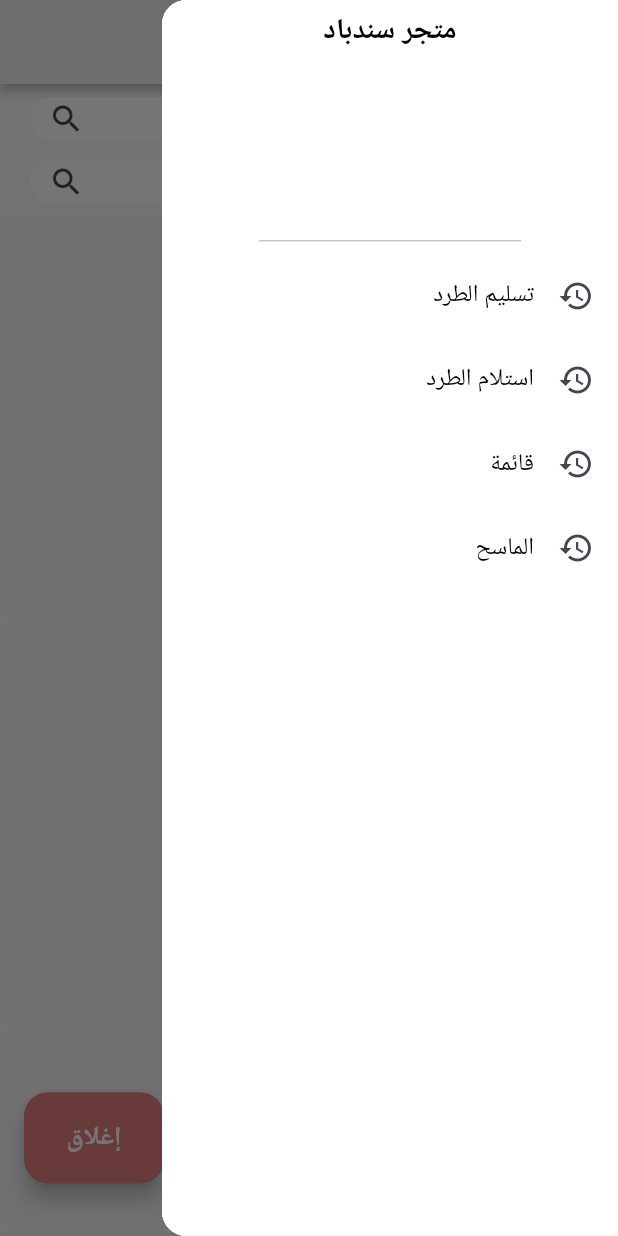
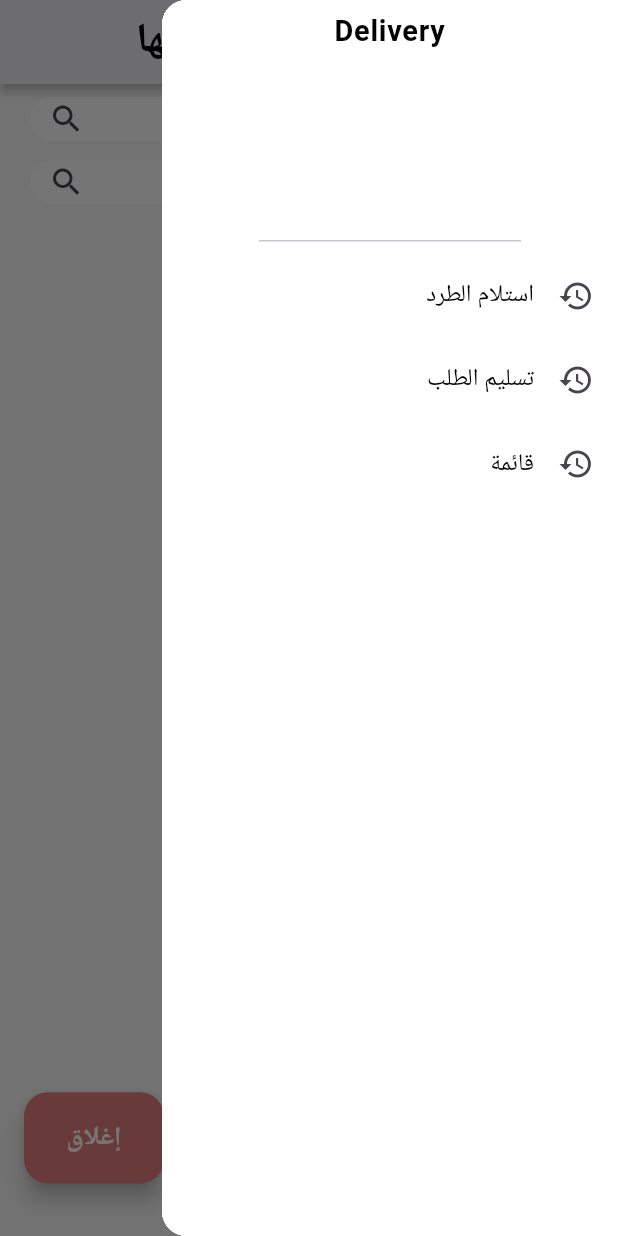
Before and after one commit to omerabdooo/test_order_life_cycle, a Flutter app: the Remainingparcels screen opened by its route, with the side drawer open, on a phone screen of 412 x 824 dp. Run offline on Flutter 3.47's test engine with Material 3 defaults, Android fonts, the phone set to English and light mode, and no system bars; our stand-ins replace bloc, dartz, dio, flutter_bloc, flutter_screenutil, flutter_secure_storage and 7 more; missing offline and left inert: dart:ffi, mobile_scanner; accounts and stored records are empty; Roboto replaces fonts that are missing (Almarai).

Commit message:
ready to new branch

```diff
--- a/lib/core/shared_widgets/salem_drawer/drawer_widget.dart
+++ b/lib/core/shared_widgets/salem_drawer/drawer_widget.dart
@@ -24,7 +24,7 @@ class KDrawerWidget extends StatelessWidget {
                       width: 150.w,
                       alignment: Alignment.center,
                       child: Text(
-                        'متجر سندباد',
+                        'Delivery',
                         style: TextStyle(
                             fontSize: 17.5.sp,
                             fontWeight: FontWeight.bold,
@@ -37,19 +37,19 @@ class KDrawerWidget extends StatelessWidget {
                   ],
                 )),
             KDrawerTileWidget(
-                title: 'تسليم الطرد',
-                leading: const Icon(Icons.history),
-                ontap: () {
-                      GoRouter.of(context).pushReplacement(
-                      AppRouter.storeRouters.kParcelDelivery);
-
-                },),
-            KDrawerTileWidget(
                 title: 'استلام الطرد',
                 leading: const Icon(Icons.history),
                 ontap: () {
                       GoRouter.of(context).pushReplacement(
                       AppRouter.storeRouters.kReceiveParcels);
+
+                },),
+            KDrawerTileWidget(
+                title: 'تسليم الطلب',
+                leading: const Icon(Icons.history),
+                ontap: () {
+                      GoRouter.of(context).pushReplacement(
+                      AppRouter.storeRouters.kParcelDelivery);
 
                 },),
             KDrawerTileWidget(
@@ -60,14 +60,6 @@ class KDrawerWidget extends StatelessWidget {
                       AppRouter.storeRouters.kRemainingParcels);
 
                 },),
-            KDrawerTileWidget(
-                title: 'الماسح',
-                leading: const Icon(Icons.history),
-                ontap: () {
-                      GoRouter.of(context).pushReplacement(
-                      AppRouter.storeRouters.kQRCodeScanner);
-
-                },),
           ],
         ),
       ),
--- /dev/null
+++ b/lib/core/sqldb.dart
@@ -0,0 +1,69 @@
+import 'package:flutter/material.dart';
+import 'package:sqflite/sqflite.dart';
+import 'package:path/path.dart';
+//import 'package:provider/provider.dart';
+
+class SqlDb extends ChangeNotifier{
+
+  static Database? _db;
+  Future<Database?> get db async{
+    if(_db == null){
+      _db = await intialDb();
+      return _db;
+    }
+    else{
+      return _db;
+    }
+  }
+
+  intialDb() async{
+    String databasepath = await getDatabasesPath();
+    String path = join(databasepath,'database.db');
+    Database mydb = await openDatabase(path, onCreate: _onCreate ,version: 1 ,onUpgrade: _onUpgrade);
+    return mydb;
+  }
+  _onCreate(Database db, int version)async{
+    Batch batch = db.batch();
+    batch.execute('''
+      CREATE TABLE "delivery" (
+        "id" INTEGER NOT NULL PRIMARY KEY AUTOINCREMENT,
+        "receiptCode" TEXT)
+''');
+    await batch.commit();
+    print('Create Database and Table ====================');
+  }
+
+  _onUpgrade(Database db, int oldversion, int newversion)async{
+
+  }
+
+  mydeleteDatabase()async{
+    String databasepath = await getDatabasesPath();
+    String path = join(databasepath,'database.db');
+    await deleteDatabase(path);
+  }
+
+  readData(String sql) async{
+    Database? mydb = await db;
+    List<Map> response = await mydb!.rawQuery(sql);
+    notifyListeners();
+    return response;
+  }
+  insertData(String sql) async{
+    Database? mydb = await db;
+    int response = await mydb!.rawInsert(sql);
+    return response;
+  }
+  updateData(String sql) async{
+    Database? mydb = await db;
+    int response = await mydb!.rawUpdate(sql);
+    return response;
+  }
+  deleteData(String sql) async{
+    Database? mydb = await db;
+    int response = await mydb!.rawDelete(sql);
+    return response;
+  }
+
+
+}
--- a/lib/core/utils/route.dart
+++ b/lib/core/utils/route.dart
@@ -1,5 +1,6 @@
 import 'package:go_router/go_router.dart';
 import 'package:test_order_life_cycle/features/auth_feature/ui/screens/login_screen.dart';
+import 'package:test_order_life_cycle/features/delivery/Home_Delivery/ui/screen/HomeDelivery.dart';
 import 'package:test_order_life_cycle/features/delivery/Parcel_Delivery/ui/screen/ParcelDelivery.dart';
 import 'package:test_order_life_cycle/features/delivery/Receive_Parcels/ui/screen/ReceiveParcels.dart';
 import 'package:test_order_life_cycle/features/delivery/Remaining_parcels/ui/screen/RemainingParcels.dart';
@@ -21,15 +22,13 @@ import 'package:test_order_life_cycle/features/y_accountant/confirm_payment/ui/s
 // Update with the actual import paths for your views
 
 class StoreRouters {
-  String kStoreHome = '/';
-  //String kStoreHome = 'storeHome';
-  String kLogin = '/';
+  String kHomeDelivery = '/';
   String kParcelDelivery = '/parcelDelivery';
   String kReceiveParcels = '/receiveParcels';
   String kRemainingParcels = '/remainingParcels';
   String kQRCodeScanner = '/qrCodeScanner';
 
-
+  String kStoreHome = '/addProduct';
   String kStoreAddProduct = '/store/addProduct';
   String kStoreOrderProcessing = '/store/orderProcessing';
   String kStoreProducts = '/store/products';
@@ -56,9 +55,13 @@ abstract class AppRouter {
       //   path: AppRouter.storeRouters.kLogin,
       //   builder: (context, state) => const LoginScreen(),
       // ),
+      // GoRoute(
+      //   path: AppRouter.storeRouters.kLogin,
+      //   builder: (context, state) =>  LoginScreen(),
+      // ),
       GoRoute(
-        path: AppRouter.storeRouters.kLogin,
-        builder: (context, state) =>  ParcelDelivery(),
+        path: AppRouter.storeRouters.kHomeDelivery,
+        builder: (context, state) =>  Homedelivery(),
       ),
       GoRoute(
         path: AppRouter.storeRouters.kParcelDelivery,
--- a/lib/features/auth_feature/ui/screens/login_screen.dart
+++ b/lib/features/auth_feature/ui/screens/login_screen.dart
@@ -27,8 +27,8 @@ class LoginScreen extends StatelessWidget {
           GoRouter.of(context).push(AppRouter.storeRouters.kAccountant);
         } else if (phoneInput == "12345") {
           GoRouter.of(context).push(AppRouter.storeRouters.kStoreHome);
-        } else if (phoneInput == "12346") {
-          GoRouter.of(context).push(AppRouter.storeRouters.kStoreHome);
+        } else if (phoneInput == "123D") {
+          GoRouter.of(context).push(AppRouter.storeRouters.kHomeDelivery);
         }
       }
     }
--- a/lib/features/delivery/Parcel_Delivery/ui/widgets/parcel_delivery_body.dart
+++ b/lib/features/delivery/Parcel_Delivery/ui/widgets/parcel_delivery_body.dart
@@ -1,6 +1,7 @@
 import 'package:flutter/material.dart';
 import 'package:flutter_bloc/flutter_bloc.dart';
 import 'package:flutter_screenutil/flutter_screenutil.dart';
+import 'package:test_order_life_cycle/core/sqldb.dart';
 import 'package:test_order_life_cycle/core/widgets/NumberOrder.dart';
 import 'package:test_order_life_cycle/core/widgets/custom_appbar_widget.dart';
 import 'package:test_order_life_cycle/core/widgets/custom_primary_button_widget.dart';
@@ -13,7 +14,7 @@ class ParcelDeliveryBody extends StatefulWidget {
   @override
   State<ParcelDeliveryBody> createState() => _MyWidgetState();
 }
-
+  SqlDb sqlDb = SqlDb();
 TextEditingController orderId = TextEditingController();
 TextEditingController receiptCode = TextEditingController();
 int status = 3;
@@ -80,6 +81,17 @@ class _MyWidgetState extends State<ParcelDeliveryBody> {
                           print(orderId.text);
                           print(receiptCode.text);
                         }
+                          int response = await sqlDb.insertData(
+                              '''
+                                        INSERT INTO delivery (receiptCode , dateReceipt)
+                                        VALUES ("${receiptCode.text}" , NOW())
+                                        '''
+                          );
+                            if(response > 0){
+                            ScaffoldMessenger.of(context).showSnackBar(
+                              const SnackBar(content: Text("offline")),
+                      );
+                            }
                       },
                     );
                   },
--- a/lib/features/delivery/Receive_Parcels/ui/manger/receive_parcels_cubit/receive_parcels_cubit.dart
+++ b/lib/features/delivery/Receive_Parcels/ui/manger/receive_parcels_cubit/receive_parcels_cubit.dart
@@ -29,10 +29,10 @@ class ReceiveParcelsCubit extends Cubit<ReceiveParcelsState> {
           (failure) => emit(ReceiveParcelsFailure(failure.message)),
           // right
           (userData) {
-        // if (userData.serverMessage == "The address already exists") {
-        //   emit(ReceiveParcelsFailure("تم اختيار هذه العنوان من قبل الرجاء اختيار عنوان اخر..."));
+        if (userData.serverMessage == "رقم الطلب غير صحيح") {
+          emit(ReceiveParcelsFailure("رقم الطلب غير صحيح ..."));
         //   //
-        // } else if(userData.serverMessage == "The customer already has an address") {
+         } //else if(userData.serverMessage == "The customer already has an address") {
         //   emit(ReceiveParcelsFailure("لديك عنوان بالفعل "));
         // }
         // else {
--- a/lib/features/delivery/Remaining_parcels/ui/screen/RemainingParcels.dart
+++ b/lib/features/delivery/Remaining_parcels/ui/screen/RemainingParcels.dart
@@ -1,13 +1,39 @@
 import 'package:flutter/material.dart';
 import 'package:flutter_screenutil/flutter_screenutil.dart';
 import 'package:test_order_life_cycle/core/shared_widgets/salem_drawer/drawer_widget.dart';
+import 'package:test_order_life_cycle/core/sqldb.dart';
 import 'package:test_order_life_cycle/core/styles/Colors.dart';
 import 'package:test_order_life_cycle/core/styles/text_style.dart';
 import 'package:test_order_life_cycle/core/widgets/a_order.dart';
 import 'package:test_order_life_cycle/core/widgets/custom_appbar_widget.dart';
 import 'package:test_order_life_cycle/core/widgets/custom_search_widget.dart';
 
-class Remainingparcels extends StatelessWidget {
+class Remainingparcels extends StatefulWidget {
+  const Remainingparcels({super.key});
+
+  @override
+  State<Remainingparcels> createState() => _RemainingparcelsState();
+}
+
+class _RemainingparcelsState extends State<Remainingparcels> {
+  SqlDb sqlDb = SqlDb();
+  bool isLoading = true;
+  List list = [];
+  @override
+  void initState() {
+    super.initState();
+    readData();
+  }
+
+  Future readData() async {
+    List<Map> response = await sqlDb.readData("SELECT * FROM delivery");
+    list.addAll(response);
+    isLoading = false;
+    if (mounted) {
+      setState(() {});
+    }
+  }
+
   @override
   Widget build(BuildContext context) {
     return Scaffold(
@@ -17,8 +43,8 @@ class Remainingparcels extends StatelessWidget {
       body: Column(
         // crossAxisAlignment: CrossAxisAlignment.center,
         children: [
-          KCustomAppBarWidget(
-            nameAppbar: "طرود متبقية",
+          const KCustomAppBarWidget(
+            nameAppbar: "الطرود التي تم تسليمها",
           ),
           SizedBox(
             height: 2.h,
@@ -33,21 +59,33 @@ class Remainingparcels extends StatelessWidget {
             width: 338,
             hintText: "رقم تلفون:",
           ),
-          Expanded(
-            child: ListView.builder(
+          isLoading == true
+            ? const Center(
+                child: Text('loading list'),
+              )
+            : Expanded(
+            child: list.isEmpty
+            ? const Center(
+                child: Text("empty_list"),
+              )
+            : ListView(
+              children: [
+                ListView.builder(
+                    itemCount: list.length,
+                    physics: const NeverScrollableScrollPhysics(),
                     shrinkWrap: true,
-                // scrollDirection: Axis.vertical,
-                physics: AlwaysScrollableScrollPhysics(),
-                itemCount: 9,
-                itemBuilder: (context, index) {
+                    itemBuilder: (context, i) {
                       return KOrdersWidget(
-                      OrderNumber: "23178",
+                          receiptCode: list[i]['receiptCode'],
+                          OrderNumber: list[i]['orderId'],
                           Phone: "735961434",
                           Costmor: "Khaild ",
                           NumberParcels: "1",
                           TotalNumber: "1",
                           Backcolor: AppColors.greyLight);
                     }),
+              ],
+            ),
           ),
         ],
       ),
--- a/pubspec.yaml
+++ b/pubspec.yaml
@@ -47,6 +47,8 @@ dependencies:
   get_it: ^8.0.2
   shimmer: ^3.0.0
   mobile_scanner: ^6.0.2
+  sqflite: ^2.4.0
+  provider: ^6.1.2
 
 dev_dependencies:
   flutter_test:
```
Also changed, not shown: lib/core/widgets/a_order.dart (+22 -0 lines), lib/features/delivery/Home_Delivery/ui/screen/HomeDelivery.dart (added, +15 -0 lines), lib/features/delivery/QRCodeScanner.dart (+8 -1 lines), lib/main.dart (+13 -2 lines), 1 other file. Lines whose indentation alone changed are shown as unchanged.
